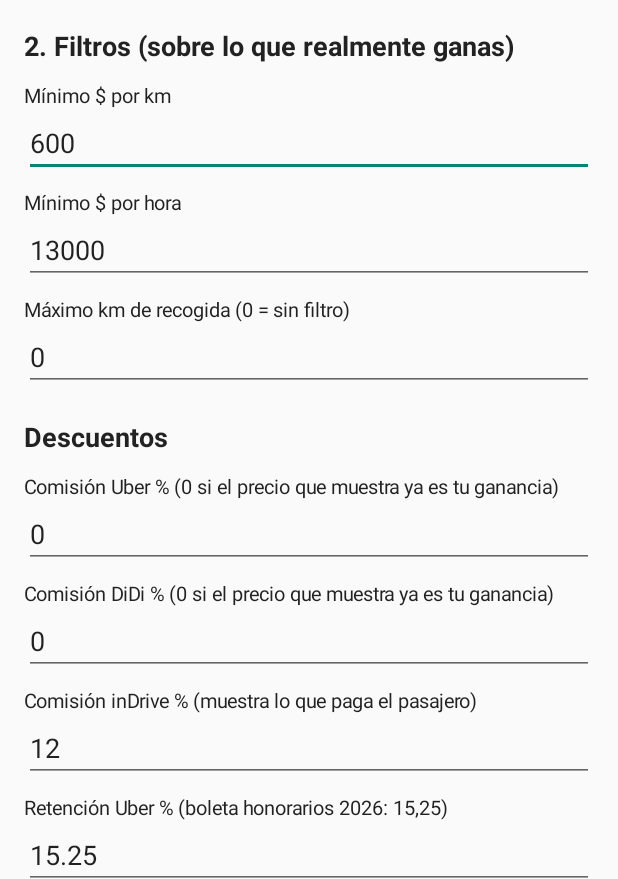
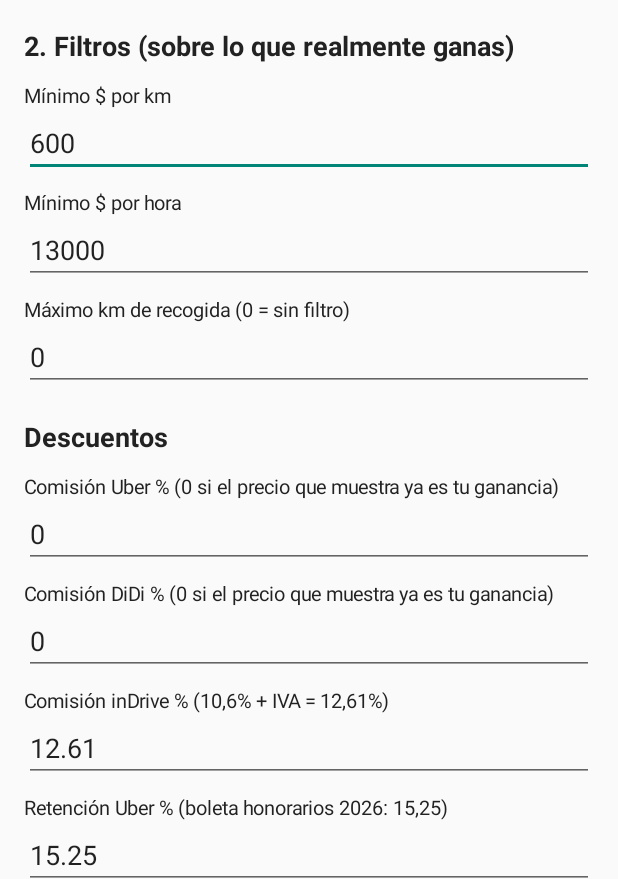
Before and after one commit to michaelpalmad-lang/filtrokm-app, an Android app: the screen it shows after launch (MainActivity), on a phone screen of 412 x 824 dp, the part 357-1236 px from its top. Run offline under Robolectric (Android 15) with nearby library versions, the phone set to English and light mode, and no system bars.

Commit message:
inDrive: comisión real 10,6% + IVA = 12,61% (según recibo)

```diff
--- a/app/src/main/java/cl/filtrokm/MainActivity.java
+++ b/app/src/main/java/cl/filtrokm/MainActivity.java
@@ -66,7 +66,7 @@ public class MainActivity extends Activity {
         title("Descuentos");
         eComU = field("Comisión Uber % (0 si el precio que muestra ya es tu ganancia)", fmt(pr.comUber), true);
         eComD = field("Comisión DiDi % (0 si el precio que muestra ya es tu ganancia)", fmt(pr.comDidi), true);
-        eComI = field("Comisión inDrive % (muestra lo que paga el pasajero)", fmt(pr.comIndrive), true);
+        eComI = field("Comisión inDrive % (10,6% + IVA = 12,61%)", fmt(pr.comIndrive), true);
         eRetU = field("Retención Uber % (boleta honorarios 2026: 15,25)", fmt(pr.retUber), true);
         eRetD = field("Retención DiDi % (boleta honorarios 2026: 15,25)", fmt(pr.retDidi), true);
         eRetI = field("Retención inDrive % (no retiene: 0)", fmt(pr.retIndrive), true);
--- a/app/src/main/java/cl/filtrokm/Prefs.java
+++ b/app/src/main/java/cl/filtrokm/Prefs.java
@@ -26,6 +26,12 @@ public class Prefs {
 
     public static Prefs load(Context c) {
         SharedPreferences p = sp(c);
+        // v1.3: inDrive cobra 10,6% + IVA sobre la comisión = 12,61% (recibo real)
+        if (p.getInt("cfgVer", 1) < 3) {
+            SharedPreferences.Editor e = p.edit().putInt("cfgVer", 3);
+            if ("12".equals(p.getString("comIndrive", "12"))) e.putString("comIndrive", "12.61");
+            e.apply();
+        }
         Prefs r = new Prefs();
         r.minPerKm = getD(p, "minKm", 600);
         r.minPerHour = getD(p, "minHora", 13000);
@@ -33,7 +39,7 @@ public class Prefs {
         r.costPerKm = getD(p, "costoKm", 0);
         r.comUber = getD(p, "comUber", 0);
         r.comDidi = getD(p, "comDidi", 0);
-        r.comIndrive = getD(p, "comIndrive", 12);
+        r.comIndrive = getD(p, "comIndrive", 12.61);
         double retOld = getD(p, "retencion", 15.25);
         r.retUber = getD(p, "retUber", retOld);
         r.retDidi = getD(p, "retDidi", retOld);
```
